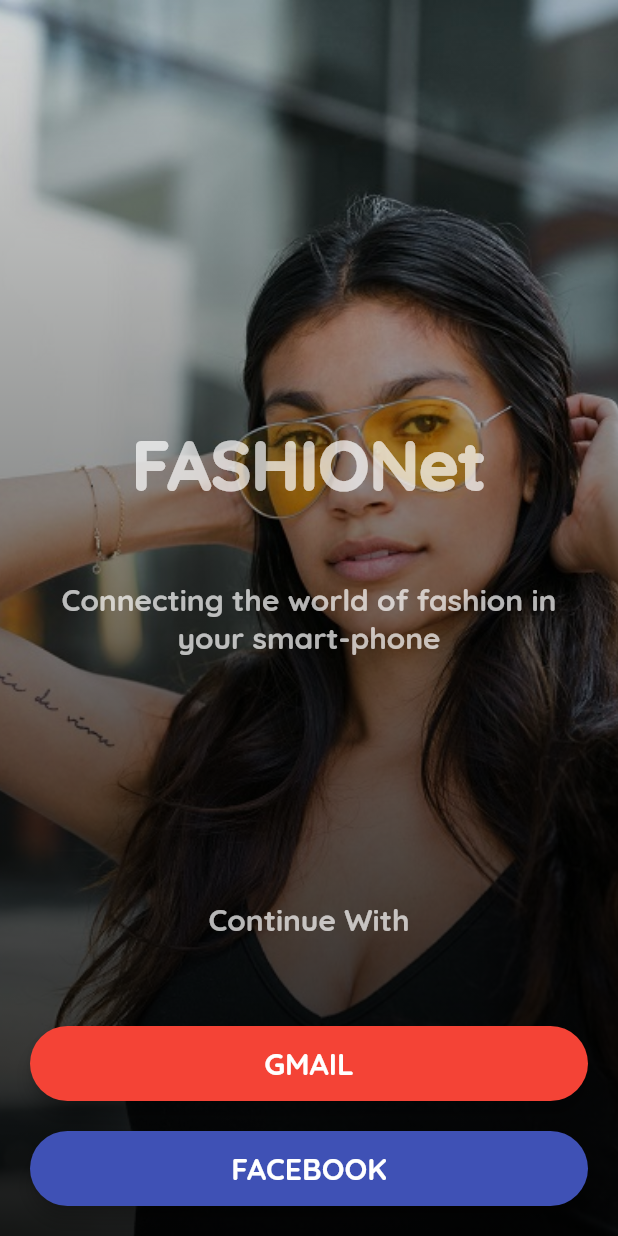
After one commit to chrisoftech/fashionnet, a Flutter app: the screen it shows after launch, on a phone screen of 412 x 824 dp. The commit adds this screen. Run offline on Flutter 3.47's test engine with Material 2 defaults, Android fonts, the phone set to English and light mode, and no system bars; our stand-ins replace carousel_slider.

Commit message:
Created & designed  auth-intro page, Created & designed post_details page, Implemented navigation to post_details page from post-item-card-default & post-item-card-small.

```diff
--- a/lib/main.dart
+++ b/lib/main.dart
@@ -20,11 +20,13 @@ class MyApp extends StatelessWidget {
         primarySwatch: Colors.indigo,
         accentColor: Colors.orange,
       ),
-      home: HomePage(),
+      home: IntroPage(),
       routes: <String, WidgetBuilder>{
+        // '/': (BuildContext context) => AuthenticationPage(),
         '/home': (BuildContext context) => HomePage(),
         '/search': (BuildContext context) => SearchForm(),
         '/post-form': (BuildContext context) => PostFormPage(),
+        '/post-details': (BuildContext context) => PostDetailsPage(),
         '/profile': (BuildContext context) => ProfilePage(),
       },
     );
--- /dev/null
+++ b/lib/modules/auth/intro_page.dart
@@ -0,0 +1,163 @@
+import 'package:flutter/material.dart';
+
+class IntroPage extends StatelessWidget {
+  @override
+  Widget build(BuildContext context) {
+    final double _deviceHeight = MediaQuery.of(context).size.height;
+    final double _deviceWidth = MediaQuery.of(context).size.width;
+
+    return Scaffold(
+      body: Container(
+        height: _deviceHeight,
+        width: _deviceWidth,
+        child: Stack(
+          children: <Widget>[
+            Positioned(
+              height: _deviceHeight,
+              width: _deviceWidth,
+              child: Image.asset(
+                'assets/images/temp7.jpg',
+                fit: BoxFit.cover,
+              ),
+            ),
+            Container(
+              decoration: BoxDecoration(
+                gradient: LinearGradient(
+                  begin: Alignment.topCenter,
+                  end: Alignment.bottomCenter,
+                  colors: [
+                    Colors.black12,
+                    Colors.black87,
+                  ],
+                ),
+              ),
+            ),
+            Positioned(
+              height: _deviceHeight,
+              width: _deviceWidth,
+              child: Container(
+                padding: EdgeInsets.symmetric(vertical: 20.0, horizontal: 20.0),
+                child: Column(
+                  children: <Widget>[
+                    Flexible(child: Container()),
+                    Flexible(
+                      // flex: 2,
+                      child: Container(
+                        child: Column(
+                          children: <Widget>[
+                            Text(
+                              'FASHIONet',
+                              style: TextStyle(
+                                  color: Colors.white70,
+                                  fontSize: 45.0,
+                                  fontWeight: FontWeight.w900),
+                            ),
+                            SizedBox(height: 50.0),
+                            Text(
+                              'Connecting the world of fashion in your smart-phone',
+                              textAlign: TextAlign.center,
+                              style: TextStyle(
+                                color: Colors.white70,
+                                fontSize: 20.0,
+                                fontWeight: FontWeight.bold,
+                              ),
+                            ),
+                          ],
+                        ),
+                      ),
+                    ),
+                    Flexible(
+                      child: Container(
+                        child: Column(
+                          children: <Widget>[
+                            Spacer(),
+                            Text(
+                              'Continue With',
+                              style: TextStyle(
+                                color: Colors.white70,
+                                fontSize: 20.0,
+                                fontWeight: FontWeight.bold,
+                              ),
+                            ),
+                            Spacer(),
+                            Row(
+                              children: <Widget>[
+                                Expanded(
+                                  child: Material(
+                                    elevation: 5.0,
+                                    color: Colors.red,
+                                    borderRadius: BorderRadius.circular(30.0),
+                                    child: InkWell(
+                                      borderRadius: BorderRadius.circular(30.0),
+                                      onTap: () {
+                                        Navigator.of(context)
+                                            .pushReplacementNamed('/home');
+                                      },
+                                      child: Container(
+                                        height: 50.0,
+                                        alignment: Alignment.center,
+                                        decoration: BoxDecoration(
+                                            borderRadius:
+                                                BorderRadius.circular(30.0)),
+                                        child: Text(
+                                          'GMAIL',
+                                          style: TextStyle(
+                                            color: Colors.white,
+                                            fontSize: 20.0,
+                                            fontWeight: FontWeight.bold,
+                                          ),
+                                        ),
+                                      ),
+                                    ),
+                                  ),
+                                ),
+                              ],
+                            ),
+                            SizedBox(height: 20.0),
+                            Row(
+                              children: <Widget>[
+                                Expanded(
+                                  child: Material(
+                                    elevation: 5.0,
+                                    color: Colors.indigo,
+                                    borderRadius: BorderRadius.circular(30.0),
+                                    child: InkWell(
+                                      borderRadius: BorderRadius.circular(30.0),
+                                      onTap: () {
+                                        // Navigator.of(context)
+                                        //     .pushReplacementNamed('/home');
+                                      },
+                                      child: Container(
+                                        height: 50.0,
+                                        alignment: Alignment.center,
+                                        decoration: BoxDecoration(
+                                            borderRadius:
+                                                BorderRadius.circular(30.0)),
+                                        child: Text(
+                                          'FACEBOOK',
+                                          style: TextStyle(
+                                            color: Colors.white,
+                                            fontSize: 20.0,
+                                            fontWeight: FontWeight.bold,
+                                          ),
+                                        ),
+                                      ),
+                                    ),
+                                  ),
+                                ),
+                              ],
+                            ),
+                          ],
+                        ),
+                      ),
+                    ),
+                  ],
+                ),
+              ),
+            )
+          ],
+        ),
+      ),
+    );
+  }
+}
```
Also changed, not shown: lib/modules/general/post_details_page.dart (added, +295 -0 lines), lib/modules/modules.dart (+5 -2 lines), lib/widgets/shared/post_item_card_default.dart (+12 -2 lines), lib/widgets/shared/post_item_card_small.dart (+12 -5 lines).
